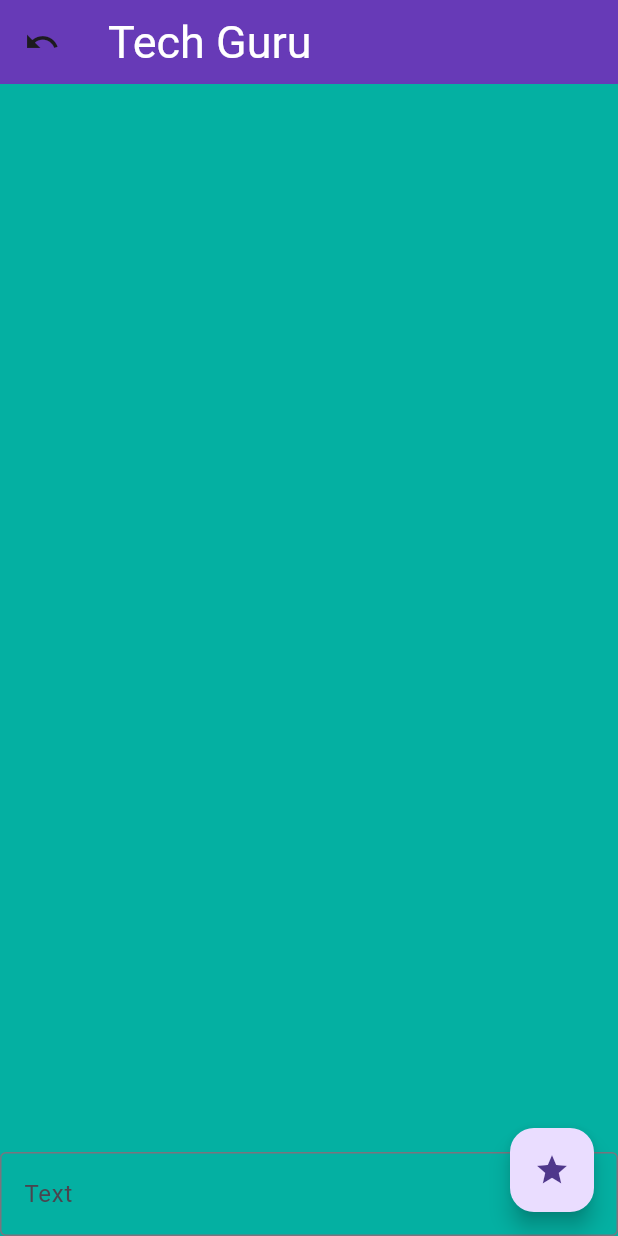
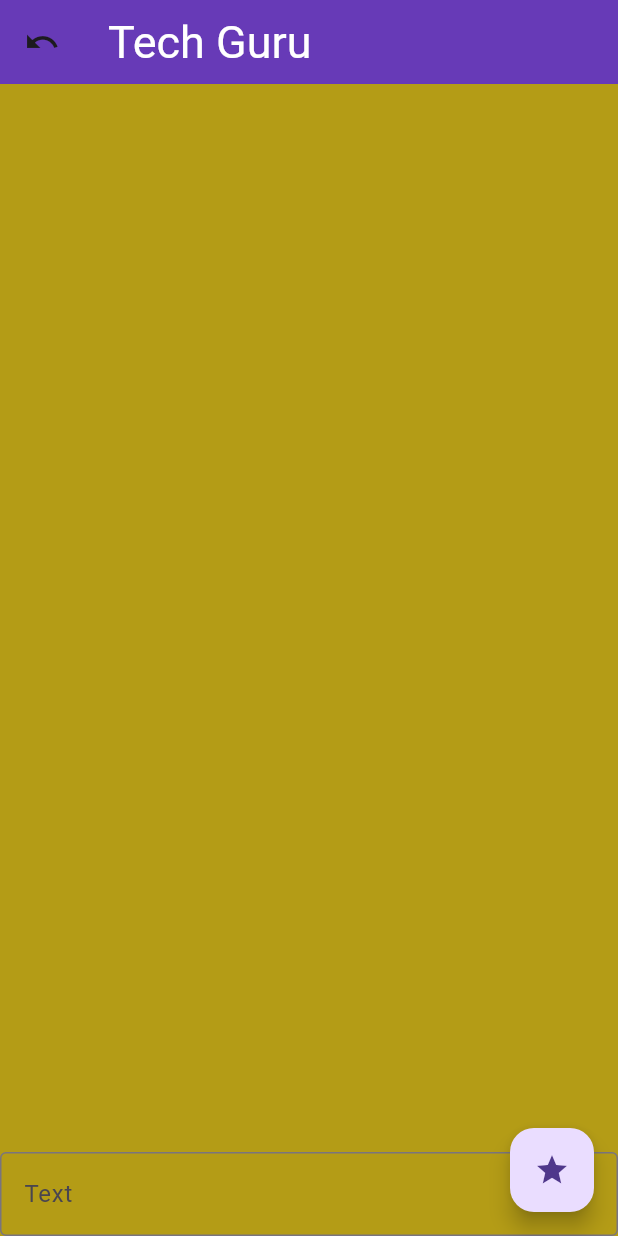
Before and after one commit to ashir227/Todo-App-Classes, a Flutter app: the screen it shows after launch, on a phone screen of 412 x 824 dp. Run offline on Flutter 3.47's test engine with Material 3 defaults, Android fonts, the phone set to English and light mode, and no system bars.

Commit message:
color change2

```diff
--- a/lib/todo.dart
+++ b/lib/todo.dart
@@ -32,7 +32,7 @@ class _TodoAppState extends State<TodoApp> {
       body: Container(
         height: double.infinity,
         width: double.infinity,
-        color: const Color.fromARGB(255, 4, 176, 162),
+        color: const Color.fromARGB(255, 180, 156, 22),
         child: Column(
           children: [
             Expanded(
```
